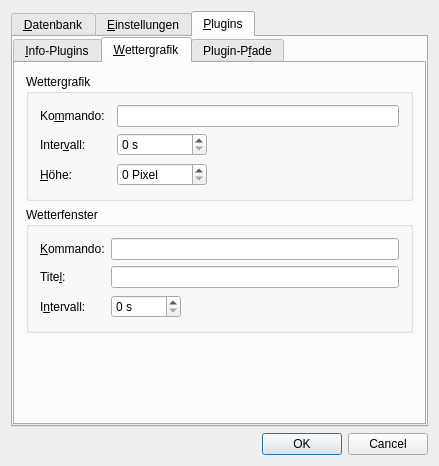
startkladde/startkladde, file src/gui/windows/SettingsWindow.ui: the form before one commit.
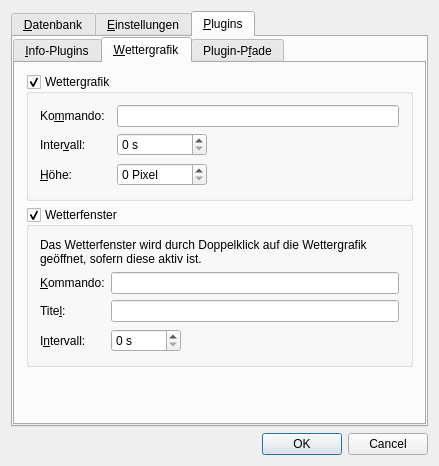
The form after the commit. The open tabs and pages were chosen to show the change.

Commit message: Added "enabled" setting to plugins

```diff
--- a/src/gui/windows/SettingsWindow.ui
+++ b/src/gui/windows/SettingsWindow.ui
@@ -618,6 +618,9 @@
              <property name="title">
               <string>Wettergrafik</string>
              </property>
+             <property name="checkable">
+              <bool>true</bool>
+             </property>
              <layout class="QGridLayout" name="gridLayout_12">
               <item row="1" column="2" colspan="2">
                <widget class="QLineEdit" name="weatherPluginCommandInput">
@@ -718,8 +721,11 @@
              <property name="title">
               <string>Wetterfenster</string>
              </property>
+             <property name="checkable">
+              <bool>true</bool>
+             </property>
              <layout class="QGridLayout" name="gridLayout_11">
-              <item row="0" column="0">
+              <item row="1" column="0">
                <widget class="QLabel" name="weatherWindowCommandLabel">
                 <property name="text">
                  <string>&amp;Kommando:</string>
@@ -729,7 +735,7 @@
                 </property>
                </widget>
               </item>
-              <item row="0" column="1" colspan="2">
+              <item row="1" column="1" colspan="2">
                <widget class="QLineEdit" name="weatherWindowCommandInput">
                 <property name="toolTip">
                  <string>Plugin-Kommando (mit eventuellen Parametern), das die
@@ -739,7 +745,7 @@
                 </property>
                </widget>
               </item>
-              <item row="1" column="0">
+              <item row="2" column="0">
                <widget class="QLabel" name="weatherWindowTitleLabel">
                 <property name="text">
                  <string>Tite&amp;l:</string>
@@ -749,14 +755,14 @@
                 </property>
                </widget>
               </item>
-              <item row="1" column="1" colspan="2">
+              <item row="2" column="1" colspan="2">
                <widget class="QLineEdit" name="weatherWindowTitleInput">
                 <property name="toolTip">
                  <string>Titel des Wetterfensters</string>
                 </property>
                </widget>
               </item>
-              <item row="2" column="0">
+              <item row="3" column="0">
                <widget class="QLabel" name="weatherWindowIntervalLabel">
                 <property name="text">
                  <string>I&amp;ntervall:</string>
@@ -766,7 +772,7 @@
                 </property>
                </widget>
               </item>
-              <item row="2" column="1">
+              <item row="3" column="1">
                <widget class="QSpinBox" name="weatherWindowIntervalInput">
                 <property name="toolTip">
                  <string>Dauer (in Sekunden) zwischen Aktualisierungen der Grafik im Wetterfenster</string>
@@ -779,7 +785,7 @@
                 </property>
                </widget>
               </item>
-              <item row="2" column="2">
+              <item row="3" column="2">
                <spacer name="horizontalSpacer_4">
                 <property name="orientation">
                  <enum>Qt::Horizontal</enum>
@@ -792,6 +798,16 @@
                 </property>
                </spacer>
               </item>
+              <item row="0" column="0" colspan="3">
+               <widget class="QLabel" name="label_4">
+                <property name="text">
+                 <string>Das Wetterfenster wird durch Doppelklick auf die Wettergrafik geöffnet, sofern diese aktiv ist.</string>
+                </property>
+                <property name="wordWrap">
+                 <bool>true</bool>
+                </property>
+               </widget>
+              </item>
              </layout>
             </widget>
            </item>
```
Left out of the diff: 9 changed lines with no effect on the pictures. The commit also changes 6 other files.
